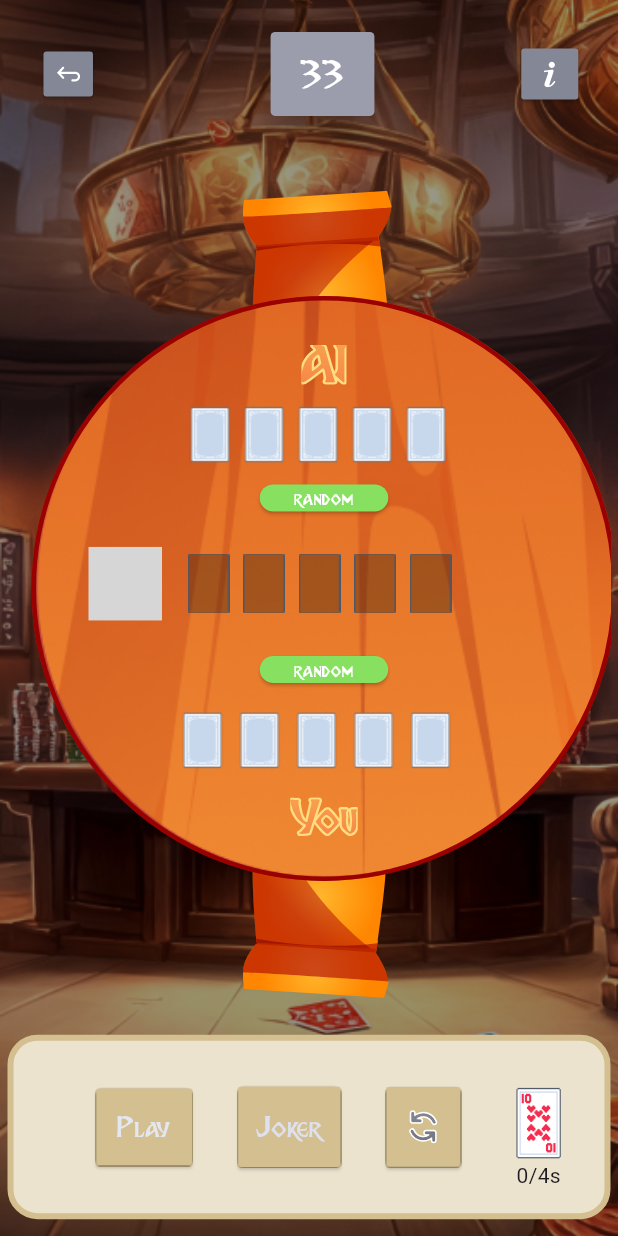
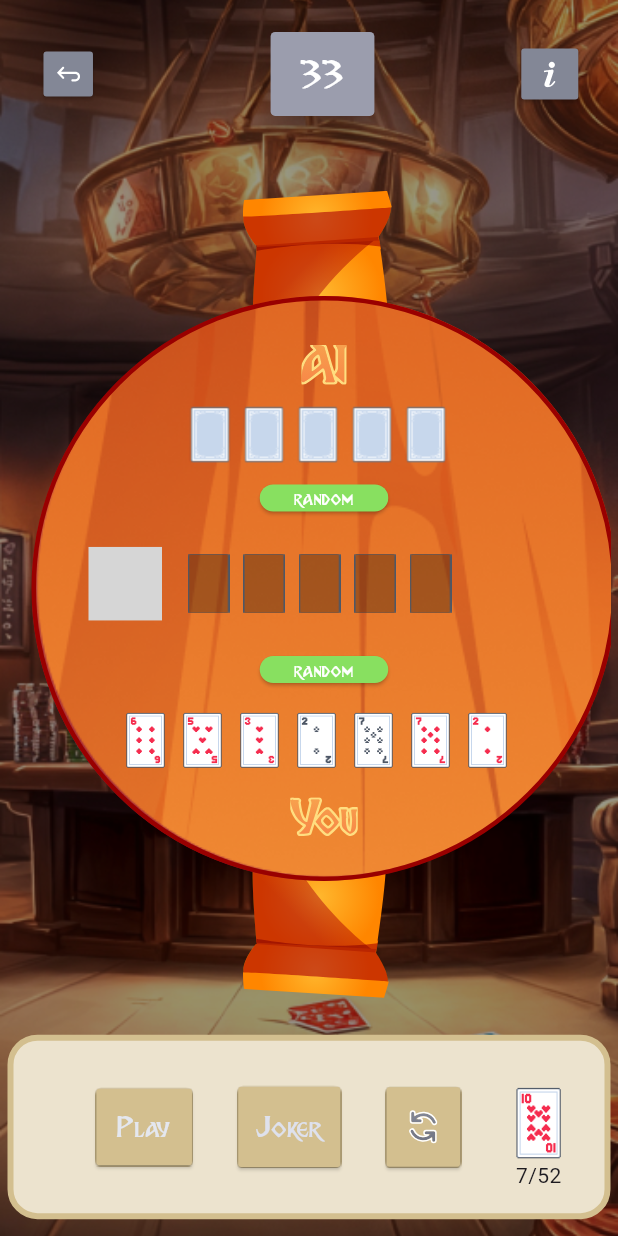
Before and after one commit to Sadeem-Asim/JokerBattle, a Flutter app: the screen it shows after launch, after a tap on "Game", on a phone screen of 412 x 824 dp. Run offline on Flutter 3.47's test engine with Material 3 defaults, Android fonts, the light colour scheme and no system bars; our stand-ins replace flutter_svg; grey boxes are pictures that could not be loaded.

Commit message:
"killer sadeem"

```diff
--- a/lib/main.dart
+++ b/lib/main.dart
@@ -131,6 +131,8 @@ import 'package:joker_battle/config/app_router.dart';
 import 'package:joker_battle/screens/Game/game_screen.dart';
 import 'package:joker_battle/screens/Home/home_screen.dart';
 import 'package:provider/provider.dart';
+import 'package:joker_battle/provider/card_provider.dart';
+
 // import 'blocs/blocs.dart';
 // import 'package:firebase_core/firebase_core.dart';
 
--- /dev/null
+++ b/lib/provider/card_provider.dart
@@ -0,0 +1,76 @@
+import 'package:provider/provider.dart';
+import 'package:joker_battle/utils/game.dart';
+import 'package:flutter/cupertino.dart';
+import 'package:flutter/material.dart';
+import 'package:flutter/widgets.dart';
+import 'package:flutter_svg/flutter_svg.dart';
+import 'package:provider/provider.dart';
+import 'package:joker_battle/utils/game.dart';
+
+class CardsProvider with ChangeNotifier {
+  List<String> selectedCards = [];
+  List<String> selectedCardsForSecondRow = [];
+  List<String> selectedCardsFromThirdRow = [];
+  List<String> remainingDeckElements = [];
+  List<String> shuffleDeckElements = [];
+
+  void remainingDeck(deck) {
+    remainingDeckElements =
+        deck.where((element) => !selectedCards.contains(element)).toList();
+    print({"murgha": remainingDeckElements.length});
+    notifyListeners();
+  }
+
+  void shuffleDeckElement(deck) {
+    shuffleDeckElements = shuffleDeck(deck);
+    selectedCards =shuffleDeckElements;
+
+    print({"murgha": shuffleDeckElements.length});
+    notifyListeners();
+  }
+
+
+
+
+  // List<String> get selectedCards;
+
+  void selectCards(String path) {
+    if ((selectedCards.length < 7) && !selectedCards.contains(path)) {
+      selectedCards.add(path);
+    }
+    notifyListeners();
+  }
+
+
+
+
+
+  void selectCardsForSecondRow(List<String> selectedCards) {
+    // if (selectedCards.length <= 4 && !selectedCards.contains(path)) {
+    //   selectedCards.add(path);
+    // }
+    selectedCardsForSecondRow = selectedCards;
+    notifyListeners();
+  }
+
+  void selectCardFromThirdRow(String path) {
+    if (selectedCardsFromThirdRow.length <= 4 &&
+        !selectedCardsFromThirdRow.contains(path)) {
+      selectedCardsFromThirdRow.add(path);
+    }
+    notifyListeners();
+  }
+
+  void removeSingleCard(String path) {
+    selectedCards.remove(path);
+    selectedCardsForSecondRow.remove(path);
+    notifyListeners();
+  }
+
+  void removeCards() {
+    selectedCards = [];
+    selectedCardsForSecondRow = [];
+    selectedCardsFromThirdRow = [];
+    notifyListeners();
+  }
+}
--- a/lib/screens/Game/game_screen.dart
+++ b/lib/screens/Game/game_screen.dart
@@ -4,6 +4,8 @@ import 'package:flutter/widgets.dart';
 import 'package:flutter_svg/flutter_svg.dart';
 import 'package:provider/provider.dart';
 import 'package:joker_battle/utils/game.dart';
+import 'package:joker_battle/provider/card_provider.dart';
+
 
 class GameScreen extends StatefulWidget {
   static const String routeName = '/game';
@@ -50,9 +52,19 @@ class _GameScreenState extends State<GameScreen> {
     }
 
     List<String> deck = generateDeck();
+
     List<String> AIDeck = generateDeckForAI();
 
     final List<String> cardData = [
+      'card_back.png',
+      'card_back.png',
+      'card_back.png',
+      'card_back.png',
+      'card_back.png',
+      'card_back.png',
+      'card_back.png',
+    ];
+    final List<String> cardDataAI = [
       'card_back.png',
       'card_back.png',
       'card_back.png',
@@ -270,7 +282,7 @@ class _GameScreenState extends State<GameScreen> {
                                       itemCount:
                                           counter.selectedAICards.length > 1
                                               ? counter.selectedAICards.length
-                                              : cardData.length,
+                                              : cardDataAI.length,
                                       itemBuilder:
                                           (BuildContext context, int index) {
                                         return Row(
@@ -281,7 +293,7 @@ class _GameScreenState extends State<GameScreen> {
                                               decoration: BoxDecoration(
                                                 image: DecorationImage(
                                                   image: AssetImage(
-                                                    '${counter.selectedAICards.length > 1 ? counter.selectedAICards[index] : "assets/images/${cardData[index]}"}',
+                                                    '${counter.selectedAICards.length > 1 ? counter.selectedAICards[index] : "assets/images/${cardDataAI[index]}"}',
                                                   ),
                                                   fit: BoxFit.cover,
                                                 ),
@@ -345,7 +357,7 @@ class _GameScreenState extends State<GameScreen> {
                                         child: ListView.builder(
                                           shrinkWrap: true,
                                           scrollDirection: Axis.horizontal,
-                                          itemCount:5,
+                                          itemCount: 5,
                                           // counter
                                           //             .selectedCardsFromThirdRow
                                           //             .length >
@@ -412,10 +424,10 @@ class _GameScreenState extends State<GameScreen> {
                                     child: ListView.builder(
                                       shrinkWrap: true,
                                       scrollDirection: Axis.horizontal,
-                                      itemCount:
-                                          counter.selectedCards.length > 0
-                                              ? counter.selectedCards.length
-                                              : cardData.length,
+                                      itemCount: 7,
+                                      // counter.selectedCards.length > 0
+                                      //     ? counter.selectedCards.length
+                                      //     : cardData.length,
                                       itemBuilder:
                                           (BuildContext context, int index) {
                                         return Row(
@@ -440,7 +452,11 @@ class _GameScreenState extends State<GameScreen> {
                                                 decoration: BoxDecoration(
                                                   image: DecorationImage(
                                                     image: AssetImage(
-                                                        '${counter.selectedCards.length > 0 ? counter.selectedCards[index] : "assets/images/${cardData[index]}"}'),
+                                                        //if index<
+
+//  '${(index)>=counter.selectedCards.length ? "assets/images/${cardData[index]}" : counter.selectedCards[index] }'),
+                                                        '${"${counter.shuffleDeckElements[index]}"}'),
+                                                    // '${counter.selectedCards.length > 0 ? counter.selectedCards[index] : "assets/images/${cardData[index]}"}'),
                                                     fit: BoxFit.cover,
                                                   ),
                                                 ),
@@ -608,7 +624,7 @@ class _GameScreenState extends State<GameScreen> {
                           GestureDetector(
                             onTap: () {
                               Provider.of<CardsProvider>(context, listen: false)
-                                  .removeCards();
+                                  .remainingDeck(deck);
                               showDialog(
                                 context: context,
                                 builder: (BuildContext context) {
@@ -618,7 +634,9 @@ class _GameScreenState extends State<GameScreen> {
                                     children: [
                                       SizedBox(
                                         height: 400,
-                                        child: Container(
+                                        child: Consumer<CardsProvider>(
+                                            builder: (context, counter, child) {
+                                          return Container(
                                               alignment: Alignment.center,
                                               child: GridView.builder(
                                                 gridDelegate:
@@ -627,21 +645,26 @@ class _GameScreenState extends State<GameScreen> {
                                                   mainAxisSpacing: 1,
                                                   crossAxisSpacing: 1,
                                                 ),
-                                              itemCount:
-                                                  shuffleDeck(deck).length,
+                                                itemCount: counter
+                                                    .remainingDeckElements
+                                                    .length,
+                                                // shuffleDeck(deck).length,
                                                 itemBuilder:
                                                     (BuildContext context,
                                                         int index) {
                                                   return SelectableCard(
-                                                  imageUrl:
-                                                      shuffleDeck(deck)[index],
+                                                      imageUrl: counter
+                                                              .remainingDeckElements[
+                                                          index],
+
+                                                      //  shuffleDeck(
+                                                      //     deck)[index],
                                                       // ThirdCardData[index]
 
-                                                  title:
-                                                      shuffleDeck(deck)[index],
-                                                );
+                                                      title: "");
                                                 },
-                                            )),
+                                              ));
+                                        }),
                                       ),
                                     ],
                                   );
@@ -661,7 +684,10 @@ class _GameScreenState extends State<GameScreen> {
                                 width: 45,
                                 height: 50),
                           ),
-                          const Text("0/4s")
+                          Consumer<CardsProvider>(
+                              builder: (context, counter, child) {
+                            return Text("${counter.selectedCards.length}/52");
+                          })
                         ],
                       ),
                     ],
@@ -734,48 +760,66 @@ class _SelectableCardState extends State<SelectableCard> {
   }
 }
 
-class CardsProvider with ChangeNotifier {
-  List<String> selectedCards = [];
-  List<String> selectedCardsForSecondRow = [];
-  List<String> selectedCardsFromThirdRow = [];
+// class CardsProvider with ChangeNotifier {
+//   List<String> selectedCards = [];
+//   List<String> selectedCardsForSecondRow = [];
+//   List<String> selectedCardsFromThirdRow = [];
+//   List<String> remainingDeckElements = [];
+//   List<String> shuffleDeckElements = [];
 
-  // List<String> get selectedCards;
+//   void remainingDeck(deck) {
+//     remainingDeckElements =
+//         deck.where((element) => !selectedCards.contains(element)).toList();
+//     print({"murgha": remainingDeckElements.length});
+//     notifyListeners();
+//   }
 
-  void selectCards(String path) {
-    if ((selectedCards.length < 7) && !selectedCards.contains(path)) {
-      selectedCards.add(path);
-    }
-    notifyListeners();
-  }
+//   void shuffleDeckElement(deck) {
+//     shuffleDeckElements = shuffleDeck(deck);
+//     selectedCards = [];
 
-  void selectCardsForSecondRow(List<String> selectedCards) {
-    // if (selectedCards.length <= 4 && !selectedCards.contains(path)) {
-    //   selectedCards.add(path);
+//     print({"murgha": shuffleDeckElements.length});
+//     notifyListeners();
+//   }
+
+//   // List<String> get selectedCards;
+
+//   void selectCards(String path) {
+//     if ((selectedCards.length < 7) && !selectedCards.contains(path)) {
+//       selectedCards.add(path);
+//     }
+//     notifyListeners();
+//   }
+
+//   void selectCardsForSecondRow(List<String> selectedCards) {
+//     // if (selectedCards.length <= 4 && !selectedCards.contains(path)) {
+//     //   selectedCards.add(path);
+//     // }
+//     selectedCardsForSecondRow = selectedCards;
+//     notifyListeners();
+//   }
+
+//   void selectCardFromThirdRow(String path) {
+//     if (selectedCardsFromThirdRow.length <= 4 &&
+//         !selectedCardsFromThirdRow.contains(path)) {
+//       selectedCardsFromThirdRow.add(path);
+//     }
+//     notifyListeners();
+//   }
+
+//   void removeSingleCard(String path) {
+//     selectedCards.remove(path);
+//     selectedCardsForSecondRow.remove(path);
+//     notifyListeners();
+//   }
+
+//   void removeCards() {
+//     selectedCards = [];
+//     selectedCardsForSecondRow = [];
+//     selectedCardsFromThirdRow = [];
+//     notifyListeners();
+//   }
 // }
-    selectedCardsForSecondRow = selectedCards;
-    notifyListeners();
-  }
-
-  void selectCardFromThirdRow(String path) {
-    if (selectedCardsFromThirdRow.length <= 4 && !selectedCardsFromThirdRow.contains(path)) {
-      selectedCardsFromThirdRow.add(path);
-    }
-    notifyListeners();
-  }
-
-  void removeSingleCard(String path) {
-    selectedCards.remove(path);
-    selectedCardsForSecondRow.remove(path);
-    notifyListeners();
-  }
-
-  void removeCards() {
-    selectedCards = [];
-    selectedCardsForSecondRow = [];
-    selectedCardsFromThirdRow = [];
-    notifyListeners();
-  }
-}
 
 class AICardsProvider with ChangeNotifier {
   List<String> selectedAICards = [];
--- a/lib/screens/Home/home_screen.dart
+++ b/lib/screens/Home/home_screen.dart
@@ -2,9 +2,13 @@ import 'package:flutter/material.dart';
 // import 'package:flutter_bloc/flutter_bloc.dart';
 import 'package:flutter_svg/flutter_svg.dart';
 // import '../../blocs/blocs.dart';
+import 'package:provider/provider.dart';
+import 'package:joker_battle/utils/game.dart';
+import 'package:joker_battle/provider/card_provider.dart';
 
 class HomeScreen extends StatelessWidget {
   static const String routeName = '/home';
+  List<String> deck=generateDeck();
 
   static Route route() {
     return MaterialPageRoute(
@@ -33,11 +37,19 @@ class HomeScreen extends StatelessWidget {
                 child: Column(
                   mainAxisAlignment: MainAxisAlignment.center,
                   children: [
-                      ElevatedButton(
+                    Consumer<CardsProvider>(builder: (context, counter, child) {
+                      return ElevatedButton(
                         onPressed: () {
+                          context
+                              .read<CardsProvider>()
+                              .shuffleDeckElement(deck);
                           Navigator.pushNamed(context, '/game');
                         },
-                      child: const Text('Game',style: TextStyle(fontFamily: "BreatheFire",fontSize: 32),),
+                        child: const Text(
+                          'Game',
+                          style: TextStyle(
+                              fontFamily: "BreatheFire", fontSize: 32),
+                        ),
                         style: ElevatedButton.styleFrom(
                           backgroundColor: Color(0xFF838796),
                           foregroundColor: Colors.white,
@@ -45,20 +57,11 @@ class HomeScreen extends StatelessWidget {
                           shape: RoundedRectangleBorder(
                             borderRadius: BorderRadius.circular(10),
                           ),
-                        padding:
-                            EdgeInsets.symmetric(horizontal: 110, vertical: 8),
+                          padding: EdgeInsets.symmetric(
+                              horizontal: 110, vertical: 8),
                         ),
-                    ),
-
-
-
-
-
-
-
-
-
-
+                      );
+                    }),
 
                     // // ElevatedButton(
                     //   onPressed: () {
@@ -75,10 +78,6 @@ class HomeScreen extends StatelessWidget {
                     //       padding: EdgeInsets.all(
                     //           32),
 
-
-
-
-
                     //       // shape: RoundedRectangleBorder(
                     //       //   side: BorderSide(
                     //       //     color: Color.fromARGB(255, 153, 144, 144),
@@ -90,11 +89,7 @@ class HomeScreen extends StatelessWidget {
                     //       //   // backgroundColor: Colors.grey
                     //       // )
 
-
                     //       ),
-
-
-
 
                     //   child:
                     //   // //  Container(
@@ -122,32 +117,6 @@ class HomeScreen extends StatelessWidget {
                     // //     ),
                     // //   ),
                     // ),
-
-
-
-
-
-
-
-
-
-
-
-
-
-
-
-
-
-
-
-
-
-
-
-
-
-
 
                     SizedBox(height: 18),
                     ElevatedButton(
--- a/lib/utils/game.dart
+++ b/lib/utils/game.dart
@@ -24,9 +24,9 @@ List<String> generateDeck() {
     }
   }
   deck.add("assets/images/card_joker_red.png");
-  print({
-    "hijra:":deck,
-  });
+  // print({
+  //   "hijra:":deck,
+  // });
   return deck;
 }
 
@@ -59,9 +59,9 @@ List<String> generateDeckForAI() {
     }
   }
   deck.add("assets/images/card_joker_red.png");
-  print({
-    "hijra:": deck,
-  });
+  // print({
+  //   "hijra:": deck,
+  // });
   return deck;
 }
 
@@ -73,9 +73,9 @@ List<String> shuffleDeck(List<String> deck) {
     deck[i] = deck[j];
     deck[j] = temp;
   }
-  print({
-    "hijra-sshuffle:": deck,
-  });
+  // print({
+  //   "hijra-sshuffle:": deck,
+  // });
   return deck.sublist(0, 7);
 }
 
@@ -86,8 +86,8 @@ List<String> shuffleAIDeck(List<String> deck) {
     deck[i] = deck[j];
     deck[j] = temp;
   }
-  print({
-    "hijra-shuffle:": deck,
-  });
+  // print({
+  //   "hijra-shuffle:": deck,
+  // });
   return deck.sublist(0, 5);
 }
```
Lines whose indentation alone changed are shown as unchanged.
